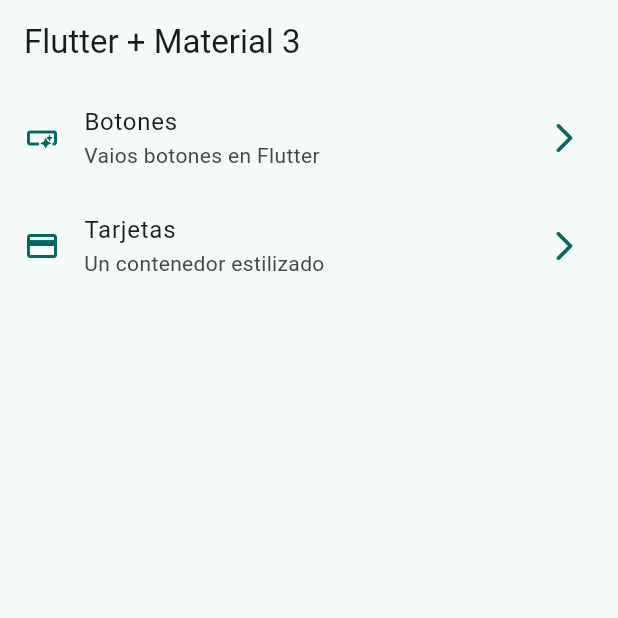
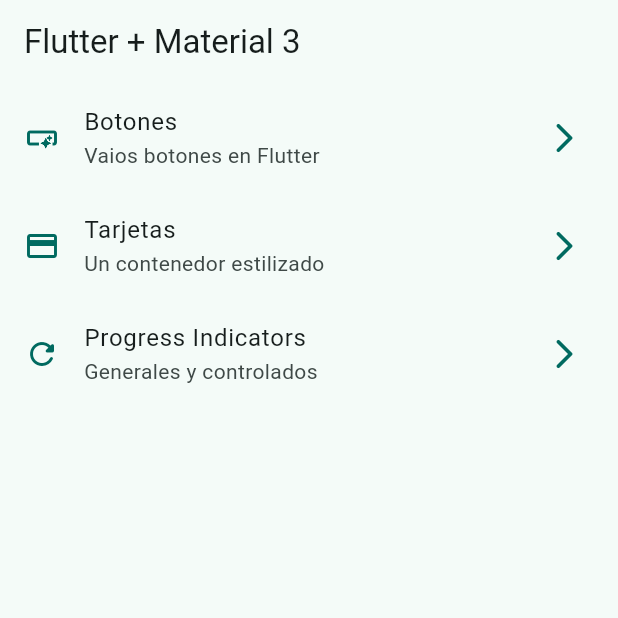
Before and after one commit to DarioAlvarez53/WidgetApp, a Flutter app: the screen it shows after launch, on a phone screen of 412 x 824 dp, the top half of it. Run offline on Flutter 3.47's test engine with Material 3 defaults, Android fonts, the phone set to English and light mode, and no system bars; our stand-ins replace go_router.

Commit message:
Progress Indicator terminado

```diff
--- a/lib/config/menu/menu_items.dart
+++ b/lib/config/menu/menu_items.dart
@@ -31,5 +31,11 @@ const appMenuItems = <MenuItems>[
     subTitle: "Un contenedor estilizado",
     link: '/cards',
     icon: Icons.credit_card
+  ),
+  MenuItems(
+    title: "Progress Indicators",
+    subTitle: "Generales y controlados",
+    link: '/progress',
+    icon: Icons.refresh_rounded
   )
 ];
--- a/lib/config/router/app_router.dart
+++ b/lib/config/router/app_router.dart
@@ -23,5 +23,11 @@ final appRouter = GoRouter(
       path: '/cards',
       builder: (context, state) => const CardsScreen(),
     ),
+
+    GoRoute(
+      name: ProgressScreen.name,
+      path: '/progress',
+      builder: (context, state) => const ProgressScreen(),
+    ),
   ],
 );
```
Also changed, not shown: lib/presentation/screens/progress/progress_screen.dart (+61 -1 lines).
